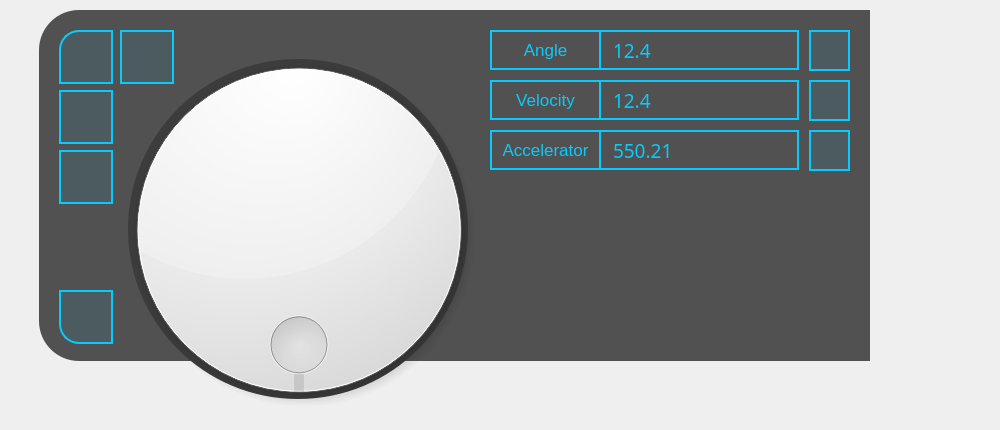
First picture: the form in mainwindow.ui, repository Hades2001/motor_control, before the edit.
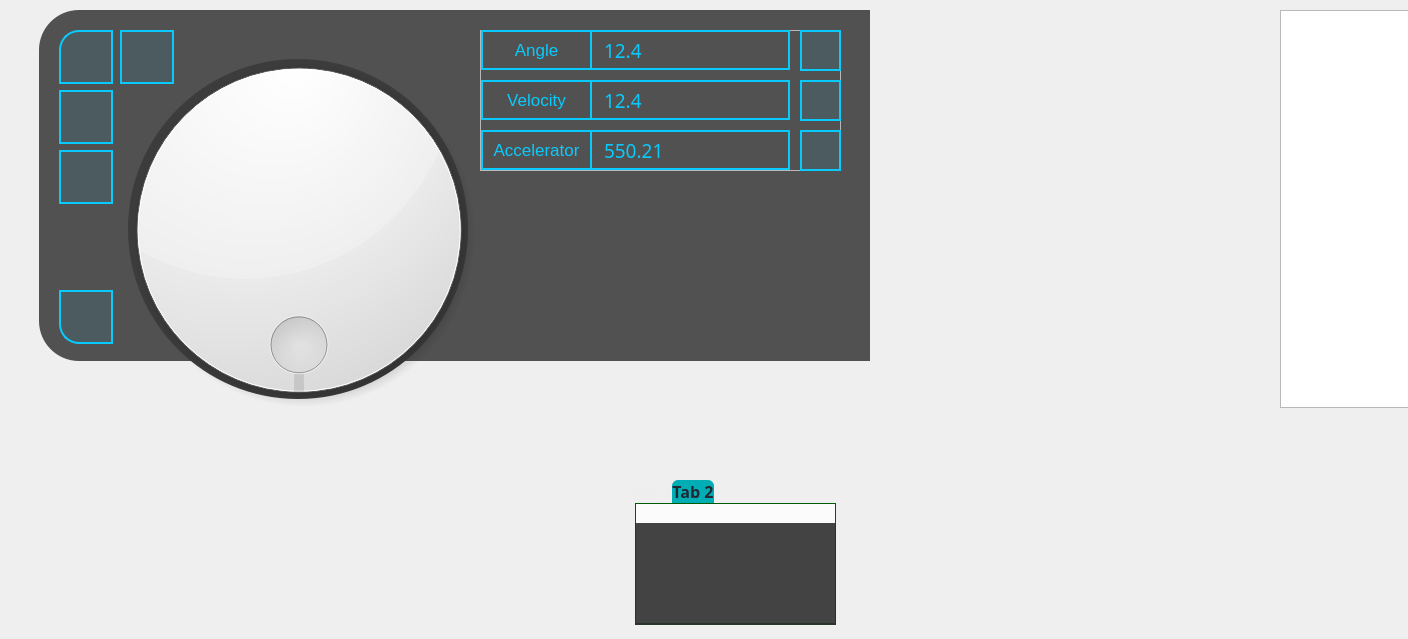
Second picture: the form after the edit. Icons and pictures are not drawn. Custom widgets are drawn as their Qt base class.

```diff
--- a/mainwindow.ui
+++ b/mainwindow.ui
@@ -6,8 +6,8 @@
    <rect>
     <x>0</x>
     <y>0</y>
-    <width>1000</width>
-    <height>430</height>
+    <width>1408</width>
+    <height>639</height>
    </rect>
   </property>
   <property name="windowTitle">
@@ -257,152 +257,6 @@
      <bool>false</bool>
     </property>
    </widget>
-   <widget class="QLineEdit" name="le_velocity">
-    <property name="geometry">
-     <rect>
-      <x>599</x>
-      <y>80</y>
-      <width>200</width>
-      <height>40</height>
-     </rect>
-    </property>
-    <property name="minimumSize">
-     <size>
-      <width>120</width>
-      <height>40</height>
-     </size>
-    </property>
-    <property name="maximumSize">
-     <size>
-      <width>200</width>
-      <height>16777215</height>
-     </size>
-    </property>
-    <property name="font">
-     <font>
-      <family>Adobe 黑体 Std R</family>
-      <pointsize>14</pointsize>
-     </font>
-    </property>
-    <property name="styleSheet">
-     <string notr="true">QLineEdit{
-	color: rgb(9, 202, 252);
-	border:2px solid rgb(9, 202, 252);
-	background-color:rgb(50, 50, 50, 0);
-	padding: 0px 0px 0px 10px;
-}
-</string>
-    </property>
-    <property name="text">
-     <string>12.4</string>
-    </property>
-   </widget>
-   <widget class="QLineEdit" name="le_angle">
-    <property name="geometry">
-     <rect>
-      <x>599</x>
-      <y>130</y>
-      <width>200</width>
-      <height>40</height>
-     </rect>
-    </property>
-    <property name="minimumSize">
-     <size>
-      <width>120</width>
-      <height>40</height>
-     </size>
-    </property>
-    <property name="maximumSize">
-     <size>
-      <width>200</width>
-      <height>16777215</height>
-     </size>
-    </property>
-    <property name="font">
-     <font>
-      <family>Adobe 黑体 Std R</family>
-      <pointsize>14</pointsize>
-     </font>
-    </property>
-    <property name="styleSheet">
-     <string notr="true">QLineEdit{
-	color: rgb(9, 202, 252);
-	border:2px solid rgb(9, 202, 252);
-	background-color:rgb(50, 50, 50, 0);
-	padding: 0px 0px 0px 10px;
-}
-</string>
-    </property>
-    <property name="text">
-     <string>550.21</string>
-    </property>
-   </widget>
-   <widget class="QLineEdit" name="le_velocity_2">
-    <property name="geometry">
-     <rect>
-      <x>599</x>
-      <y>30</y>
-      <width>200</width>
-      <height>40</height>
-     </rect>
-    </property>
-    <property name="minimumSize">
-     <size>
-      <width>120</width>
-      <height>40</height>
-     </size>
-    </property>
-    <property name="maximumSize">
-     <size>
-      <width>200</width>
-      <height>16777215</height>
-     </size>
-    </property>
-    <property name="font">
-     <font>
-      <family>Adobe 黑体 Std R</family>
-      <pointsize>14</pointsize>
-     </font>
-    </property>
-    <property name="styleSheet">
-     <string notr="true">QLineEdit{
-	color: rgb(9, 202, 252);
-	border:2px solid rgb(9, 202, 252);
-	background-color:rgb(50, 50, 50, 0);
-	padding: 0px 0px 0px 10px;
-}
-</string>
-    </property>
-    <property name="text">
-     <string>12.4</string>
-    </property>
-   </widget>
-   <widget class="QLabel" name="label_5">
-    <property name="geometry">
-     <rect>
-      <x>490</x>
-      <y>30</y>
-      <width>111</width>
-      <height>40</height>
-     </rect>
-    </property>
-    <property name="font">
-     <font>
-      <family>Arial</family>
-      <pointsize>13</pointsize>
-     </font>
-    </property>
-    <property name="styleSheet">
-     <string notr="true">border:2px solid  rgb(9, 202, 252);
-color: rgb(9, 202, 252);</string>
-    </property>
-    <property name="text">
-     <string>Angle</string>
-    </property>
-    <property name="alignment">
-     <set>Qt::AlignCenter</set>
-    </property>
-   </widget>
    <widget class="QLabel" name="lab_background">
     <property name="geometry">
      <rect>
@@ -484,9 +338,6 @@
 	background-color: rgb(9, 202, 252, 20);
 	color:rgb(217, 217, 217);
 	padding:10px;
-	
-	
-	
 	image: url(:/icons/icons/logIcon.png);
 }
 
@@ -580,151 +431,6 @@
      <string/>
     </property>
    </widget>
-   <widget class="QPushButton" name="pushButton_6">
-    <property name="geometry">
-     <rect>
-      <x>809</x>
-      <y>30</y>
-      <width>41</width>
-      <height>41</height>
-     </rect>
-    </property>
-    <property name="styleSheet">
-     <string notr="true">QPushButton{
-	border:2px solid rgb(9, 202, 252);
-	background-color: rgb(9, 202, 252, 20);
-	color:rgb(217, 217, 217);
-	padding:10px;
-	
-	
-	image: url(:/icons/icons/splineIcon.png);
-}
-
-QPushButton:hover{
-
-	border:2px solid #53DCFF;
-	background-color: rgb(9, 202, 252, 100);
-}
-</string>
-    </property>
-    <property name="text">
-     <string/>
-    </property>
-   </widget>
-   <widget class="QPushButton" name="pushButton_7">
-    <property name="geometry">
-     <rect>
-      <x>809</x>
-      <y>80</y>
-      <width>41</width>
-      <height>41</height>
-     </rect>
-    </property>
-    <property name="styleSheet">
-     <string notr="true">QPushButton{
-	border:2px solid rgb(9, 202, 252);
-	background-color: rgb(9, 202, 252, 20);
-	color:rgb(217, 217, 217);
-	padding:10px;
-	
-	
-	image: url(:/icons/icons/splineIcon.png);
-}
-
-QPushButton:hover{
-
-	border:2px solid #53DCFF;
-	background-color: rgb(9, 202, 252, 100);
-}
-</string>
-    </property>
-    <property name="text">
-     <string/>
-    </property>
-   </widget>
-   <widget class="QPushButton" name="pushButton_8">
-    <property name="geometry">
-     <rect>
-      <x>809</x>
-      <y>130</y>
-      <width>41</width>
-      <height>41</height>
-     </rect>
-    </property>
-    <property name="styleSheet">
-     <string notr="true">QPushButton{
-	border:2px solid rgb(9, 202, 252);
-	background-color: rgb(9, 202, 252, 20);
-	color:rgb(217, 217, 217);
-	padding:10px;
-	
-	
-	image: url(:/icons/icons/splineIcon.png);
-}
-
-QPushButton:hover{
-
-	border:2px solid #53DCFF;
-	background-color: rgb(9, 202, 252, 100);
-}
-</string>
-    </property>
-    <property name="text">
-     <string/>
-    </property>
-   </widget>
-   <widget class="QLabel" name="label_6">
-    <property name="geometry">
-     <rect>
-      <x>490</x>
-      <y>80</y>
-      <width>111</width>
-      <height>40</height>
-     </rect>
-    </property>
-    <property name="font">
-     <font>
-      <family>Arial</family>
-      <pointsize>13</pointsize>
-     </font>
-    </property>
-    <property name="styleSheet">
-     <string notr="true">border:2px solid  rgb(9, 202, 252);
-color: rgb(9, 202, 252);</string>
-    </property>
-    <property name="text">
-     <string>Velocity</string>
-    </property>
-    <property name="alignment">
-     <set>Qt::AlignCenter</set>
-    </property>
-   </widget>
-   <widget class="QLabel" name="label_7">
-    <property name="geometry">
-     <rect>
-      <x>490</x>
-      <y>130</y>
-      <width>111</width>
-      <height>40</height>
-     </rect>
-    </property>
-    <property name="font">
-     <font>
-      <family>Arial</family>
-      <pointsize>13</pointsize>
-     </font>
-    </property>
-    <property name="styleSheet">
-     <string notr="true">border:2px solid  rgb(9, 202, 252);
-color: rgb(9, 202, 252);</string>
-    </property>
-    <property name="text">
-     <string>Accelerator</string>
-    </property>
-    <property name="alignment">
-     <set>Qt::AlignCenter</set>
-    </property>
-   </widget>
    <widget class="connectWidget" name="wdt_connect" native="true">
     <property name="geometry">
      <rect>
@@ -742,6 +448,337 @@
 	image: url(:/icons/icons/connection.png);</string>
     </property>
    </widget>
+   <widget class="QFrame" name="frame">
+    <property name="geometry">
+     <rect>
+      <x>480</x>
+      <y>30</y>
+      <width>361</width>
+      <height>141</height>
+     </rect>
+    </property>
+    <property name="frameShape">
+     <enum>QFrame::StyledPanel</enum>
+    </property>
+    <property name="frameShadow">
+     <enum>QFrame::Raised</enum>
+    </property>
+    <widget class="QPushButton" name="pushButton_8">
+     <property name="geometry">
+      <rect>
+       <x>320</x>
+       <y>100</y>
+       <width>41</width>
+       <height>41</height>
+      </rect>
+     </property>
+     <property name="styleSheet">
+      <string notr="true">QPushButton{
+	border:2px solid rgb(9, 202, 252);
+	background-color: rgb(9, 202, 252, 20);
+	color:rgb(217, 217, 217);
+	padding:2px;
+	image: url(:/icons/icons/run.png);
+}
+QPushButton:hover{
+	border:2px solid #53DCFF;
+	background-color: rgb(9, 202, 252, 100);
+}
+QPushButton:checked{
+	border:2px solid #53DCFF;
+	background-color: rgb(9, 202, 252, 100);
+}
+
+</string>
+     </property>
+     <property name="text">
+      <string/>
+     </property>
+     <property name="checkable">
+      <bool>true</bool>
+     </property>
+     <property name="autoExclusive">
+      <bool>true</bool>
+     </property>
+    </widget>
+    <widget class="QLabel" name="label_6">
+     <property name="geometry">
+      <rect>
+       <x>1</x>
+       <y>50</y>
+       <width>111</width>
+       <height>40</height>
+      </rect>
+     </property>
+     <property name="font">
+      <font>
+       <family>Arial</family>
+       <pointsize>13</pointsize>
+      </font>
+     </property>
+     <property name="styleSheet">
+      <string notr="true">border:2px solid  rgb(9, 202, 252);
+color: rgb(9, 202, 252);</string>
+     </property>
+     <property name="text">
+      <string>Velocity</string>
+     </property>
+     <property name="alignment">
+      <set>Qt::AlignCenter</set>
+     </property>
+    </widget>
+    <widget class="QLineEdit" name="le_velocity">
+     <property name="geometry">
+      <rect>
+       <x>110</x>
+       <y>50</y>
+       <width>200</width>
+       <height>40</height>
+      </rect>
+     </property>
+     <property name="minimumSize">
+      <size>
+       <width>120</width>
+       <height>40</height>
+      </size>
+     </property>
+     <property name="maximumSize">
+      <size>
+       <width>200</width>
+       <height>16777215</height>
+      </size>
+     </property>
+     <property name="font">
+      <font>
+       <family>Adobe 黑体 Std R</family>
+       <pointsize>14</pointsize>
+      </font>
+     </property>
+     <property name="styleSheet">
+      <string notr="true">QLineEdit{
+	color: rgb(9, 202, 252);
+	border:2px solid rgb(9, 202, 252);
+	background-color:rgb(50, 50, 50, 0);
+	padding: 0px 0px 0px 10px;
+}
+</string>
+     </property>
+     <property name="text">
+      <string>12.4</string>
+     </property>
+    </widget>
+    <widget class="QLabel" name="label_5">
+     <property name="geometry">
+      <rect>
+       <x>1</x>
+       <y>0</y>
+       <width>111</width>
+       <height>40</height>
+      </rect>
+     </property>
+     <property name="font">
+      <font>
+       <family>Arial</family>
+       <pointsize>13</pointsize>
+      </font>
+     </property>
+     <property name="styleSheet">
+      <string notr="true">border:2px solid  rgb(9, 202, 252);
+color: rgb(9, 202, 252);</string>
+     </property>
+     <property name="text">
+      <string>Angle</string>
+     </property>
+     <property name="alignment">
+      <set>Qt::AlignCenter</set>
+     </property>
+    </widget>
+    <widget class="QLineEdit" name="le_angle">
+     <property name="geometry">
+      <rect>
+       <x>110</x>
+       <y>100</y>
+       <width>200</width>
+       <height>40</height>
+      </rect>
+     </property>
+     <property name="minimumSize">
+      <size>
+       <width>120</width>
+       <height>40</height>
+      </size>
+     </property>
+     <property name="maximumSize">
+      <size>
+       <width>200</width>
+       <height>16777215</height>
+      </size>
+     </property>
+     <property name="font">
+      <font>
+       <family>Adobe 黑体 Std R</family>
+       <pointsize>14</pointsize>
+      </font>
+     </property>
+     <property name="styleSheet">
+      <string notr="true">QLineEdit{
+	color: rgb(9, 202, 252);
+	border:2px solid rgb(9, 202, 252);
+	background-color:rgb(50, 50, 50, 0);
+	padding: 0px 0px 0px 10px;
+}
+</string>
+     </property>
+     <property name="text">
+      <string>550.21</string>
+     </property>
+    </widget>
+    <widget class="QLineEdit" name="le_velocity_2">
+     <property name="geometry">
+      <rect>
+       <x>110</x>
+       <y>0</y>
+       <width>200</width>
+       <height>40</height>
+      </rect>
+     </property>
+     <property name="minimumSize">
+      <size>
+       <width>120</width>
+       <height>40</height>
+      </size>
+     </property>
+     <property name="maximumSize">
+      <size>
+       <width>200</width>
+       <height>16777215</height>
+      </size>
+     </property>
+     <property name="font">
+      <font>
+       <family>Adobe 黑体 Std R</family>
+       <pointsize>14</pointsize>
+      </font>
+     </property>
+     <property name="styleSheet">
+      <string notr="true">QLineEdit{
+	color: rgb(9, 202, 252);
+	border:2px solid rgb(9, 202, 252);
+	background-color:rgb(50, 50, 50, 0);
+	padding: 0px 0px 0px 10px;
+}
+</string>
+     </property>
+     <property name="text">
+      <string>12.4</string>
+     </property>
+    </widget>
+    <widget class="QPushButton" name="pushButton_6">
+     <property name="geometry">
+      <rect>
+       <x>320</x>
+       <y>0</y>
+       <width>41</width>
+       <height>41</height>
+      </rect>
+     </property>
+     <property name="styleSheet">
+      <string notr="true">QPushButton{
+	border:2px solid rgb(9, 202, 252);
+	background-color: rgb(9, 202, 252, 20);
+	color:rgb(217, 217, 217);
+	padding:2px;
+	image: url(:/icons/icons/run.png);
+}
+QPushButton:hover{
+	border:2px solid #53DCFF;
+	background-color: rgb(9, 202, 252, 100);
+}
+QPushButton:checked{
+	border:2px solid #53DCFF;
+	background-color: rgb(9, 202, 252, 100);
+}
+
+</string>
+     </property>
+     <property name="text">
+      <string/>
+     </property>
+     <property name="checkable">
+      <bool>true</bool>
+     </property>
+     <property name="checked">
+      <bool>false</bool>
+     </property>
+     <property name="autoExclusive">
+      <bool>true</bool>
+     </property>
+    </widget>
+    <widget class="QPushButton" name="pushButton_7">
+     <property name="geometry">
+      <rect>
+       <x>320</x>
+       <y>50</y>
+       <width>41</width>
+       <height>41</height>
+      </rect>
+     </property>
+     <property name="styleSheet">
+      <string notr="true">QPushButton{
+	border:2px solid rgb(9, 202, 252);
+	background-color: rgb(9, 202, 252, 20);
+	color:rgb(217, 217, 217);
+	padding:2px;
+	image: url(:/icons/icons/run.png);
+}
+QPushButton:hover{
+	border:2px solid #53DCFF;
+	background-color: rgb(9, 202, 252, 100);
+}
+QPushButton:checked{
+	border:2px solid #53DCFF;
+	background-color: rgb(9, 202, 252, 100);
+}
+
+</string>
+     </property>
+     <property name="text">
+      <string/>
+     </property>
+     <property name="checkable">
+      <bool>true</bool>
+     </property>
+     <property name="autoExclusive">
+      <bool>true</bool>
+     </property>
+    </widget>
+    <widget class="QLabel" name="label_7">
+     <property name="geometry">
+      <rect>
+       <x>1</x>
+       <y>100</y>
+       <width>111</width>
+       <height>40</height>
+      </rect>
+     </property>
+     <property name="font">
+      <font>
+       <family>Arial</family>
+       <pointsize>13</pointsize>
+      </font>
+     </property>
+     <property name="styleSheet">
+      <string notr="true">border:2px solid  rgb(9, 202, 252);
+color: rgb(9, 202, 252);</string>
+     </property>
+     <property name="text">
+      <string>Accelerator</string>
+     </property>
+     <property name="alignment">
+      <set>Qt::AlignCenter</set>
+     </property>
+    </widget>
+   </widget>
    <zorder>lab_background</zorder>
    <zorder>label_13</zorder>
    <zorder>tw_connect</zorder>
@@ -750,21 +787,13 @@
    <zorder>graphicsView_charts</zorder>
    <zorder>bn_chart_stop</zorder>
    <zorder>dial</zorder>
-   <zorder>le_velocity</zorder>
-   <zorder>le_angle</zorder>
-   <zorder>le_velocity_2</zorder>
-   <zorder>label_5</zorder>
    <zorder>bn_close</zorder>
    <zorder>pushButton_2</zorder>
    <zorder>pushButton_3</zorder>
    <zorder>pushButton_5</zorder>
    <zorder>label</zorder>
-   <zorder>pushButton_6</zorder>
-   <zorder>pushButton_7</zorder>
-   <zorder>pushButton_8</zorder>
-   <zorder>label_6</zorder>
-   <zorder>label_7</zorder>
    <zorder>wdt_connect</zorder>
+   <zorder>frame</zorder>
   </widget>
  </widget>
  <layoutdefault spacing="6" margin="11"/>
```
